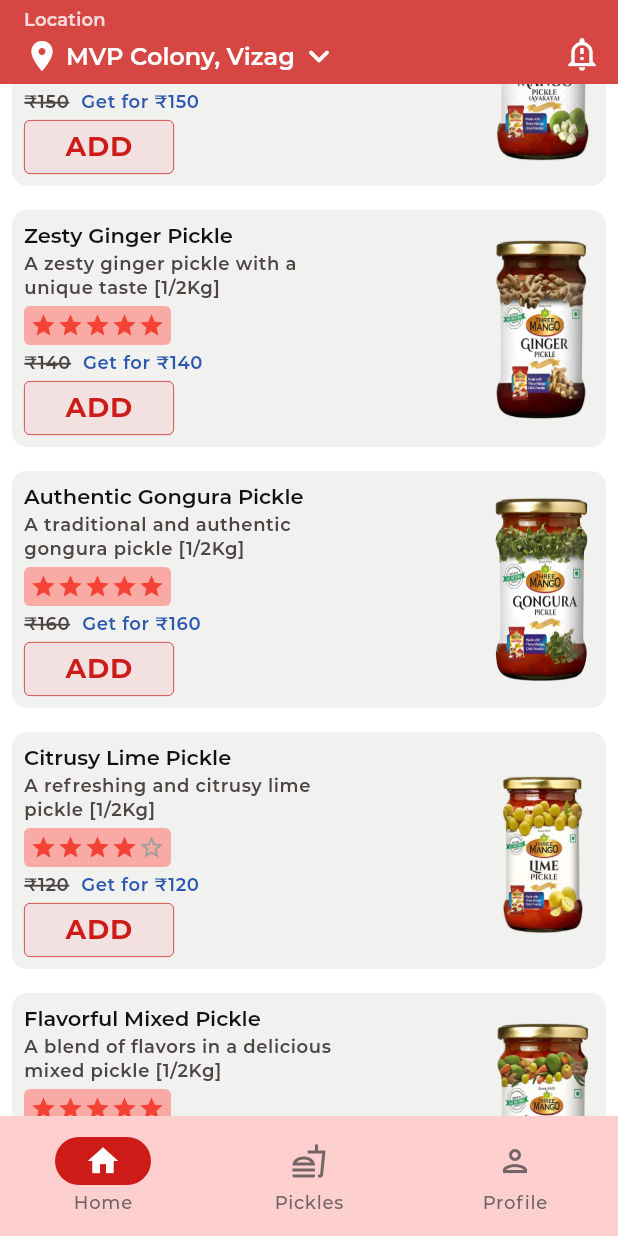
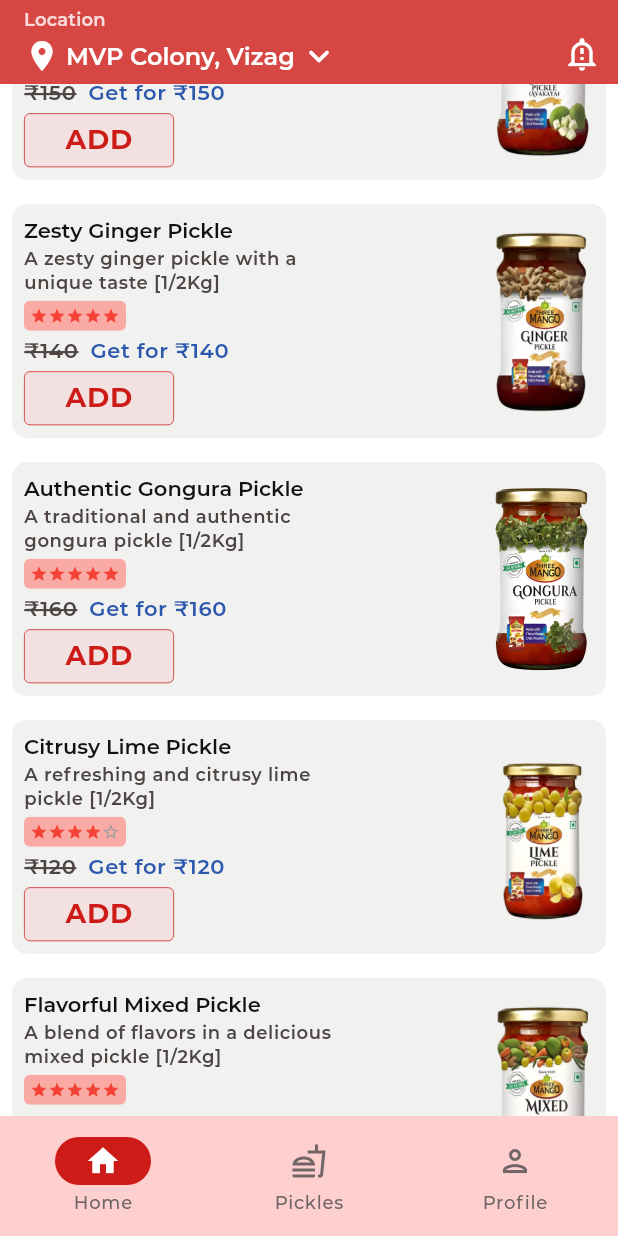
Before and after one commit to tulasireddytulasi/SpicyPickles, a Flutter app: the screen it shows after launch, scrolled down 576 dp, on a phone screen of 412 x 824 dp. Run offline on Flutter 3.47's test engine with Material 3 defaults, Android fonts, the phone set to English and light mode, and no system bars; our stand-ins replace flutter_svg, infinite_scroll_pagination.

Commit message:
Updated starrating widget size and price text widget size

```diff
--- a/lib/presentation/home/widget/horizontal_item_card.dart
+++ b/lib/presentation/home/widget/horizontal_item_card.dart
@@ -70,7 +70,7 @@ class HorizontalItemCard extends StatelessWidget {
                           color: AppColors.lightPeach,
                           child: Padding(
                             padding: const EdgeInsets.all(4.0),
-                            child: StarRating(rating: rating, filledColor: Colors.red),
+                            child: StarRating(rating: rating, filledColor: Colors.red, starSize: 12),
                           ),
                         ),
                       ),
@@ -84,7 +84,7 @@ class HorizontalItemCard extends StatelessWidget {
                               decoration: TextDecoration.lineThrough,
                               decorationColor: AppColors.charcoal,
                               decorationThickness: 2,
-                              fontSize: 12,
+                              fontSize: 14,
                               color: AppColors.charcoal,
                               fontFamily: "MontserratSemiBold",
                             ),
@@ -93,7 +93,7 @@ class HorizontalItemCard extends StatelessWidget {
                           Text(
                             "Get for ${price}",
                             style: context.textStyle?.bodySmall?.copyWith(
-                              fontSize: 12,
+                              fontSize: 14,
                               color: AppColors.darkBlue,
                               fontFamily: "MontserratSemiBold",
                             ),
```
